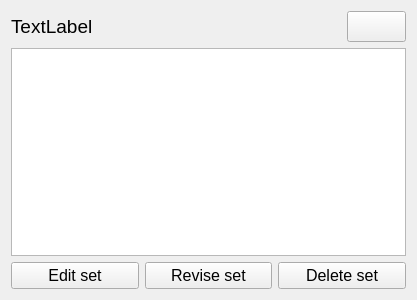
Qt form src/setview.ui (artyom-boyarov/Flashcards) before a commit.
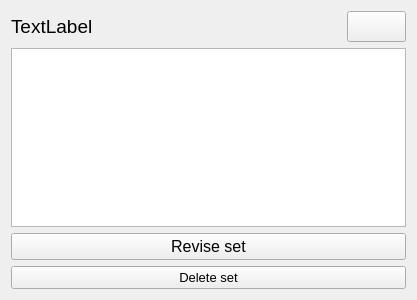
The same form after that commit. Icons and pictures are not drawn.

The edit to the form file:
```diff
--- a/src/setview.ui
+++ b/src/setview.ui
@@ -80,18 +80,6 @@
    </item>
    <item>
     <layout class="QHBoxLayout" name="horizontalLayout">
-     <item>
-      <widget class="QPushButton" name="editButton">
-       <property name="font">
-        <font>
-         <pointsize>12</pointsize>
-        </font>
-       </property>
-       <property name="text">
-        <string>Edit set</string>
-       </property>
-      </widget>
-     </item>
      <item>
       <widget class="QPushButton" name="reviseButton">
        <property name="font">
@@ -104,19 +92,19 @@
        </property>
       </widget>
      </item>
+    </layout>
+   </item>
      <item>
       <widget class="QPushButton" name="deleteButton">
        <property name="font">
         <font>
-         <pointsize>12</pointsize>
+       <pointsize>10</pointsize>
         </font>
        </property>
        <property name="text">
         <string>Delete set</string>
        </property>
       </widget>
-     </item>
-    </layout>
    </item>
   </layout>
  </widget>
```
Lines whose indentation alone changed are shown as unchanged.
